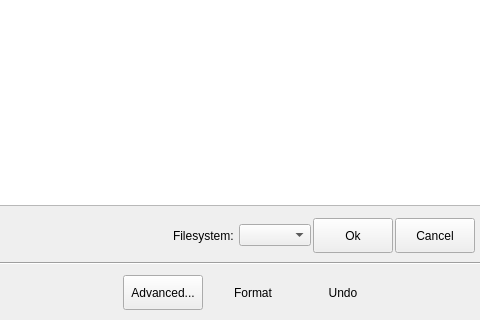
Before: the Qt Designer form ui/pages/partition.ui in Inkane/Tribe, drawn with Qt 5; both pictures show x 115 to 595 and y 210 to 530 of the 786 by 530 pixel window.
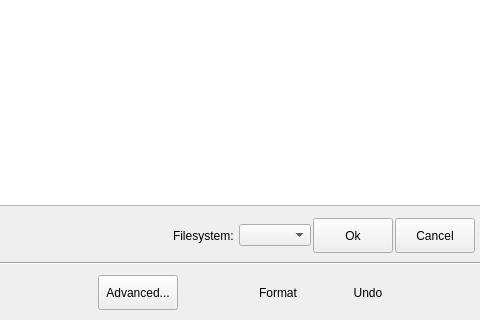
After: the same form once the commit is applied. Custom widgets are drawn as their Qt base class.

Commit message: add refreshButton and disable undoButton for now

The edit to the form file:
```diff
--- a/ui/pages/partition.ui
+++ b/ui/pages/partition.ui
@@ -264,6 +264,25 @@
        </property>
       </widget>
      </item>
+     <item>
+      <widget class="QPushButton" name="refreshButton">
+       <property name="minimumSize">
+        <size>
+         <width>35</width>
+         <height>35</height>
+        </size>
+       </property>
+       <property name="text">
+        <string/>
+       </property>
+       <property name="checkable">
+        <bool>false</bool>
+       </property>
+       <property name="flat">
+        <bool>true</bool>
+       </property>
+      </widget>
+     </item>
      <item>
       <widget class="QPushButton" name="formatButton">
        <property name="minimumSize">
```
The commit also changes 2 other files.
